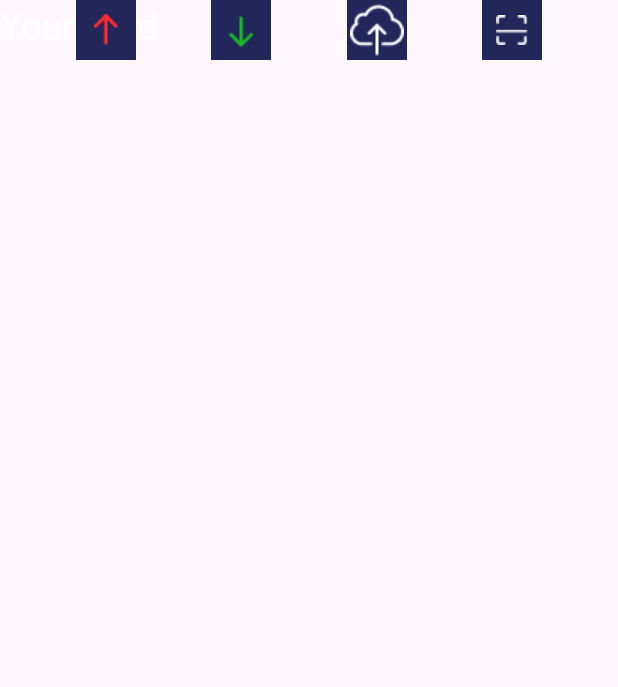
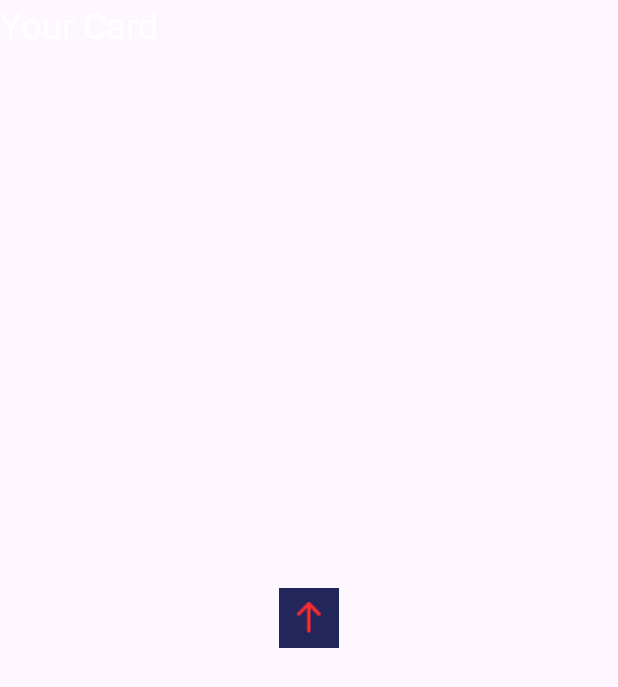
Before and after one commit to nickkennedi/KotlinKreatorsProject1, an Android app: the HomeActivity screen opened directly, with no data from a screen before it, on a phone screen of 412 x 824 dp. Shown: the top 687 px of the screen. Run offline under Robolectric (Android 15) with nearby library versions, the phone set to English and light mode, and no system bars.

```diff
--- a/app/src/main/res/layout/activity_home.xml
+++ b/app/src/main/res/layout/activity_home.xml
@@ -14,51 +14,18 @@
       android:text="Your Card"
       android:textColor="#FFFFFF"
       android:textSize="24sp"
-        tools:layout_editor_absoluteX="15dp"
-        tools:layout_editor_absoluteY="84dp" />
+      app:layout_constraintStart_toStartOf="parent"
+      app:layout_constraintTop_toTopOf="parent" />
 
     <ImageButton
-        android:id="@+id/imageButton5"
+      android:id="@+id/btn"
       android:layout_width="40dp"
       android:layout_height="40dp"
       android:background="#23265A"
-        app:layout_constraintEnd_toStartOf="@+id/imageButton8"
-        app:layout_constraintHorizontal_bias="0.5"
-        app:layout_constraintStart_toEndOf="@+id/imageButton6"
-        app:srcCompat="@drawable/receive"
-        tools:layout_editor_absoluteY="259dp" />
-
-    <ImageButton
-        android:id="@+id/imageButton6"
-        android:layout_width="40dp"
-        android:layout_height="40dp"
-        android:background="#23265A"
-        app:layout_constraintEnd_toStartOf="@+id/imageButton5"
-        app:layout_constraintHorizontal_bias="0.5"
+      app:layout_constraintBottom_toBottomOf="parent"
+      app:layout_constraintEnd_toEndOf="parent"
       app:layout_constraintStart_toStartOf="parent"
-        app:srcCompat="@drawable/sent"
-        tools:layout_editor_absoluteY="259dp" />
-
-    <ImageButton
-        android:id="@+id/imageButton7"
-        android:layout_width="40dp"
-        android:layout_height="40dp"
-        android:background="#23265A"
-        app:layout_constraintEnd_toEndOf="parent"
-        app:layout_constraintHorizontal_bias="0.5"
-        app:layout_constraintStart_toEndOf="@+id/imageButton8"
-        app:srcCompat="@drawable/payment"
-        tools:layout_editor_absoluteY="259dp" />
-
-    <ImageButton
-        android:id="@+id/imageButton8"
-        android:layout_width="40dp"
-        android:layout_height="40dp"
-        android:background="#23265A"
-        app:layout_constraintEnd_toStartOf="@+id/imageButton7"
-        app:layout_constraintHorizontal_bias="0.5"
-        app:layout_constraintStart_toEndOf="@+id/imageButton5"
-        app:srcCompat="@drawable/topup"
-        tools:layout_editor_absoluteY="259dp" />
+      app:layout_constraintTop_toTopOf="parent"
+      app:srcCompat="@drawable/sent" />
 
 </androidx.constraintlayout.widget.ConstraintLayout>
--- a/app/src/main/res/layout/card_item_holder.xml
+++ b/app/src/main/res/layout/card_item_holder.xml
@@ -3,7 +3,7 @@
 	xmlns:app="http://schemas.android.com/apk/res-auto"
 	android:layout_width="327dp"
 	android:layout_height="164dp"
-	android:background="@drawable/card_item_bg"
+	android:background="@color/blue_background"
 	android:elevation="3dp"
 	android:layout_marginBottom="5dp">
 
@@ -67,7 +67,7 @@
 				app:srcCompat="@drawable/eye_open" />
 
 			<TextView
-				android:id="@+id/textView6"
+				android:id="@+id/cardNumber"
 				android:layout_width="wrap_content"
 				android:layout_height="wrap_content"
 				android:layout_marginStart="12dp"
```
Also changed, not shown: app/src/main/java/com/example/kotlinkreatorsproject/Adapter/NewCardAdapter.kt (added, +43 -0 lines), app/src/main/java/com/example/kotlinkreatorsproject/Model/CardModel.kt (added, +10 -0 lines), app/src/main/java/com/example/kotlinkreatorsproject/Repository/CardItemsRepository.kt (added, +13 -0 lines), app/src/main/java/com/example/kotlinkreatorsproject/View/CardInfoActivity.kt (+15 -0 lines), app/src/main/java/com/example/kotlinkreatorsproject/View/SplashScreenActivity.kt (+13 -2 lines), app/src/main/java/com/example/kotlinkreatorsproject/ViewModel/CardItemViewModel.kt (added, +11 -0 lines), app/src/main/res/layout/activity_card_info.xml (+4 -5 lines), app/src/main/res/layout/activity_splash_screen.xml (+10 -0 lines), app/src/main/res/drawable/card_2.png (added). Lines whose indentation alone changed are shown as unchanged.
